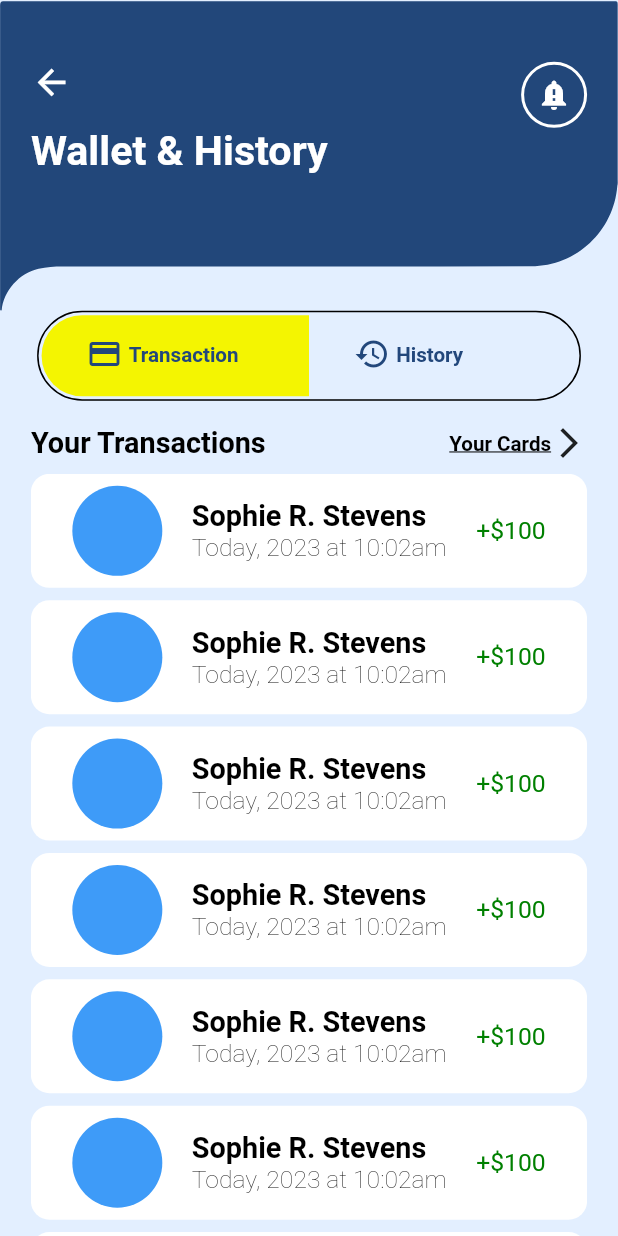
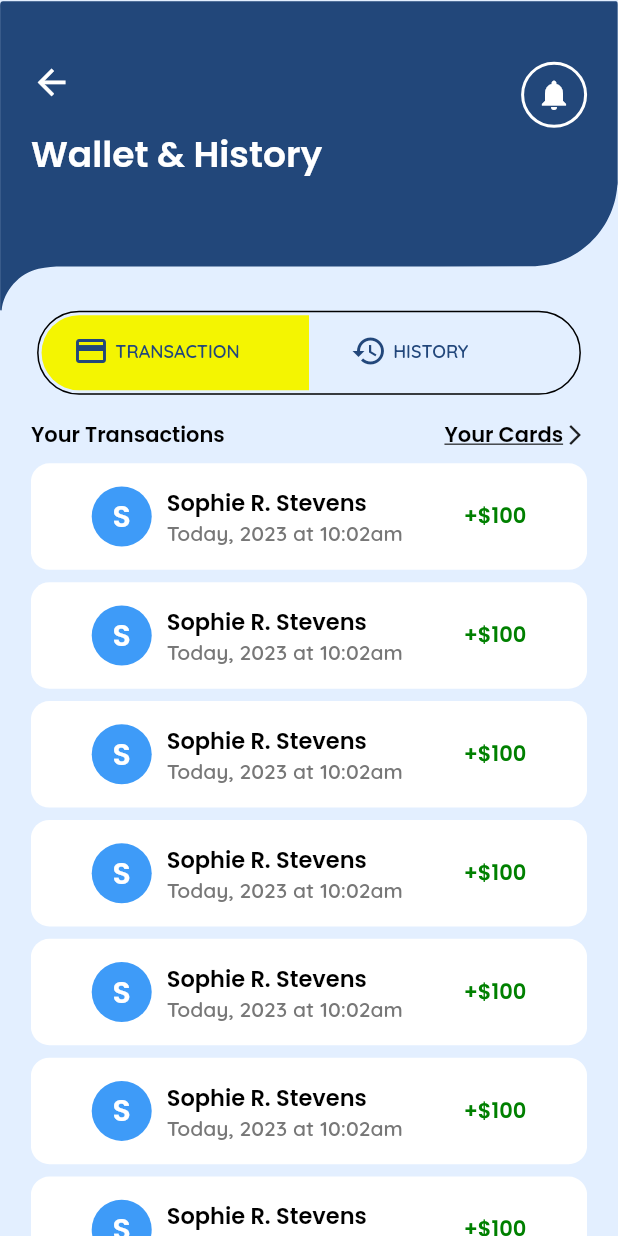
Before and after one commit to aditya-k8s/flue, a Flutter app: the BottomWalletHistory screen opened directly, on a phone screen of 412 x 824 dp. Run offline on Flutter 3.47's test engine with Material 2 defaults, Android fonts, the phone set to English and light mode, and no system bars; our stand-ins replace calendar_date_picker2, dio, dotted_border, dropdown_button2, flutter_bloc, flutter_credit_card and 7 more; missing offline and left inert: country_pickers, flutter_google_places; accounts and stored records are empty; project files that could hold a hidden picture were left out.

Commit message:
New changes commit

```diff
--- a/lib/Service_provider/Src/Bottom_Bar/Service_BottomBar_Screens/bottom_wallet_history(s).dart
+++ b/lib/Service_provider/Src/Bottom_Bar/Service_BottomBar_Screens/bottom_wallet_history(s).dart
@@ -3,6 +3,7 @@ import 'package:allohuggy/Service_provider/Utilities/colors.dart';
 import 'package:flutter/material.dart';
 import 'package:flutter_svg/svg.dart';
 import 'package:go_router/go_router.dart';
+import 'package:google_fonts/google_fonts.dart';
 import 'package:sizer/sizer.dart';
 
 class BottomWalletHistory extends StatefulWidget {
@@ -74,15 +75,15 @@ class _BottomWalletHistoryState extends State<BottomWalletHistory>
                                 child: Padding(
                                   padding: const EdgeInsets.all(8.0),
                                   child: Icon(
-                                    Icons.notification_important,
+                                    Icons.notifications,
                                     color: ColorX.whiteX,
                                   ),
                                 ))
                           ],
                         ),
                         Text('Wallet & History',
-                            style: TextStyle(
-                                fontSize: 20.sp,
+                            style: GoogleFonts.poppins(
+                                fontSize: 24,
                                 color: ColorX.whiteX,
                                 fontWeight: FontWeight.w600))
                       ],
@@ -120,7 +121,7 @@ class _BottomWalletHistoryState extends State<BottomWalletHistory>
                       controller: tabController,
                       tabs: [
                         Padding(
-                          padding: const EdgeInsets.all(14.0),
+                          padding: const EdgeInsets.only(left: 5.0, top: 10, bottom: 10),
                           child: Row(
                             children: [
                               Icon(
@@ -128,16 +129,16 @@ class _BottomWalletHistoryState extends State<BottomWalletHistory>
                                 color: ColorX.textColor,
                               ),
                               SizedBox(width: 1.w),
-                              Text('Transaction',
-                                  style: TextStyle(
+                              Text('TRANSACTION',
+                                  style: GoogleFonts.quicksand(
                                       color: ColorX.textColor,
                                       fontWeight: FontWeight.w600,
-                                      fontSize: 10.sp))
+                                      fontSize: 12))
                             ],
                           ),
                         ),
                         Padding(
-                          padding: const EdgeInsets.all(14.0),
+                          padding: const EdgeInsets.all(12.0),
                           child: Row(
                             children: [
                               Icon(
@@ -147,11 +148,11 @@ class _BottomWalletHistoryState extends State<BottomWalletHistory>
                               SizedBox(
                                 width: 1.w,
                               ),
-                              Text('History',
-                                  style: TextStyle(
+                              Text('HISTORY',
+                                  style: GoogleFonts.quicksand(
                                       color: ColorX.textColor,
                                       fontWeight: FontWeight.w600,
-                                      fontSize: 10.sp))
+                                      fontSize: 12))
                             ],
                           ),
                         )
@@ -186,10 +187,10 @@ class _BottomWalletHistoryState extends State<BottomWalletHistory>
               Row(
                 children: [
                   Text('Your Transactions',
-                      style: TextStyle(
-                          fontSize: 14.sp,
+                      style: GoogleFonts.poppins(
                           color: ColorX.blackX,
-                          fontWeight: FontWeight.w700)),
+                          fontWeight: FontWeight.w600,
+                          fontSize: 14)),
                 ],
               ),
               GestureDetector(
@@ -200,12 +201,12 @@ class _BottomWalletHistoryState extends State<BottomWalletHistory>
                 child: Row(
                   children: [
                     Text('Your Cards',
-                        style: TextStyle(
+                        style: GoogleFonts.poppins(
+                            color: ColorX.blackX,
                             decoration: TextDecoration.underline,
-                            fontSize: 10.sp,
-                            color: ColorX.blackX,
-                            fontWeight: FontWeight.w700)),
-                    const Icon(Icons.arrow_forward_ios)
+                            fontWeight: FontWeight.w600,
+                            fontSize: 14)),
+                    const Icon(Icons.arrow_forward_ios, size: 16, )
                   ],
                 ),
               )
@@ -225,7 +226,7 @@ class _BottomWalletHistoryState extends State<BottomWalletHistory>
                             color: Colors.white,
                             borderRadius: BorderRadius.circular(3.w)),
                         child: Padding(
-                         padding: const EdgeInsets.all(8.0),
+                          padding: const EdgeInsets.only(top: 15.0, bottom: 15),
                           child: SingleChildScrollView(
                             child: Column(
                               crossAxisAlignment: CrossAxisAlignment.start,
@@ -233,34 +234,42 @@ class _BottomWalletHistoryState extends State<BottomWalletHistory>
                                 Row(
                                   mainAxisAlignment: MainAxisAlignment.spaceEvenly,
                                   children: [
-                                   CircleAvatar(
-                                     backgroundColor: ColorX.underLineColor,
-                                     radius: 30,
+                                    Row(
+                                      children: [
+                                        Container(
+                                          decoration: BoxDecoration(
+                                              shape: BoxShape.circle,
+                                              color: ColorX.underLineColor
                                           ),
+                                          width: 40,
+                                          height: 40,
+                                          child: Center(child: Text("S",textAlign: TextAlign.center, style: GoogleFonts.poppins(fontSize: 20, fontWeight: FontWeight.w600, color: ColorX.whiteX),)),
+
+                                        ),
+                                        SizedBox(width: 10,),
                                         Column(
                                           crossAxisAlignment: CrossAxisAlignment.start,
                                           children: [
                                             Text('Sophie R. Stevens',
-                                           style: TextStyle(
-                                               fontSize: 14.sp,
+                                                style: GoogleFonts.poppins(
+                                                    fontSize: 15,
                                                     color: ColorX.blackX,
                                                     fontWeight: FontWeight.w600)),
                                             Text('Today, 2023 at 10:02am',
-                                           style: TextStyle(
-                                               fontSize: 12.sp,
-                                               color: ColorX.blackX,
-                                               fontWeight: FontWeight.w200))
+                                                style: GoogleFonts.quicksand(
+                                                    fontSize: 14,
+                                                    color: ColorX.grayX,
+                                                    fontWeight: FontWeight.w600))
                                           ],
                                         ),
-                                   Row(
-                                     children: [
+                                      ],
+                                    ),
+
                                     Text('+\$100',
-                                           style: TextStyle(
-                                               fontSize: 12.sp,
+                                        style: GoogleFonts.poppins(
+                                            fontSize: 14,
                                             color: Color(0xFF008000),
-                                               fontWeight: FontWeight.w400))
-                                     ],
-                                   )
+                                            fontWeight: FontWeight.w600))
                                   ],
                                 )
                               ],
@@ -290,8 +299,8 @@ class _BottomWalletHistoryState extends State<BottomWalletHistory>
         crossAxisAlignment: CrossAxisAlignment.start,
         children: [
           Text('Your History',
-              style: TextStyle(
-                  fontSize: 14.sp,
+              style: GoogleFonts.poppins(
+                  fontSize: 14,
                   color: ColorX.blackX,
                   fontWeight: FontWeight.w600)),
           SizedBox(
@@ -321,11 +330,11 @@ class _BottomWalletHistoryState extends State<BottomWalletHistory>
                                       backgroundColor: ColorX.textColor,
                                     ),
                                     SizedBox(
-                                    width: 3.w,
+                                      width: 1.w,
                                     ),
                                     Text('Date : 23April,2023',
-                                      style: TextStyle(
-                                          fontSize: 10.sp,
+                                        style: GoogleFonts.quicksand(
+                                            fontSize: 12,
                                             color: ColorX.blackX,
                                             fontWeight: FontWeight.w600))
                                   ],
@@ -346,20 +355,20 @@ class _BottomWalletHistoryState extends State<BottomWalletHistory>
                                         crossAxisAlignment: CrossAxisAlignment.start,
                                         children: [
                                           Text('Sophie R. Stevens',
-                                            style: TextStyle(
-                                                fontSize: 14.sp,
+                                              style: GoogleFonts.poppins(
+                                                  fontSize: 16,
                                                   color: ColorX.blackX,
                                                   fontWeight: FontWeight.w600)),
                                           Text('Service : Cleaning & Plumbing',
-                                            style: TextStyle(
-                                                fontSize: 12.sp,
+                                              style: GoogleFonts.quicksand(
+                                                  fontSize: 12,
                                                   color: ColorX.blackX,
-                                                fontWeight: FontWeight.w400)),
+                                                  fontWeight: FontWeight.w600)),
                                           Text('Status : Complete',
-                                            style: TextStyle(
-                                                fontSize: 12.sp,
+                                              style: GoogleFonts.quicksand(
+                                                  fontSize: 12,
                                                   color: ColorX.blackX,
-                                                fontWeight: FontWeight.w400)),
+                                                  fontWeight: FontWeight.w600)),
                                         ],
                                       ),
                                     )
@@ -381,8 +390,8 @@ class _BottomWalletHistoryState extends State<BottomWalletHistory>
                                             width: 2.w,
                                           ),
                                           Text('\$75.00',
-                                            style: TextStyle(
-                                                fontSize: 12.sp,
+                                              style: GoogleFonts.poppins(
+                                                  fontSize: 14,
                                                   color: ColorX.textColor,
                                                   fontWeight: FontWeight.w400)),
                                         ],
@@ -396,11 +405,11 @@ class _BottomWalletHistoryState extends State<BottomWalletHistory>
                                         child: Row(
                                           children: [
                                             Text('View Full Details',
-                                              style: TextStyle(
-                                                  fontSize: 12.sp,
+                                                style: GoogleFonts.quicksand(
+                                                    fontSize: 14,
                                                     color: ColorX.blackX,
-                                                  fontWeight: FontWeight.w400)),
-                                          Icon(Icons.arrow_forward_ios,size: 12.sp,color: ColorX.blackX,)
+                                                    fontWeight: FontWeight.w600)),
+                                            Icon(Icons.arrow_forward_ios,size: 15,color: ColorX.blackX,)
                                           ],
                                         ),
                                       ),
--- a/lib/Service_provider/Src/Helper_Screens/support_view.dart
+++ b/lib/Service_provider/Src/Helper_Screens/support_view.dart
@@ -45,6 +45,7 @@ class _SupportScreenState extends State<SupportScreen> {
                               size: 25.sp,
                               color: ColorX.whiteX,
                             )),
+                        SizedBox(height: 5,),
                         Text(
                           "Support",
                           style: GoogleFonts.poppins(fontSize: 24,fontWeight: FontWeight.w600,color: ColorX.buttonColor),
@@ -272,6 +273,7 @@ class _SupportScreenState extends State<SupportScreen> {
                               size: 25.sp,
                               color: ColorX.whiteX,
                             )),
+                        SizedBox(height: 5,),
                         Text(
                           "Support",
                           style: TextStyle(
--- a/lib/Service_provider/Src/Register_Bording_Screen/register_form_screen.dart
+++ b/lib/Service_provider/Src/Register_Bording_Screen/register_form_screen.dart
@@ -639,7 +639,10 @@ class _RegisterFormState extends State<RegisterForm> {
                SizedBox(
                  height: 1.h,
                ),
-               Text("Already have an account?",style: _textStyle,),
+               GestureDetector(onTap: (){
+                 GoRouter.of(context).pushNamed(MyAppRouteConstants.loginScreen);
+               },
+                   child: Text("Already have an account?",style: _textStyle,)),
                SizedBox(
                  height: 5.h,
                ),
--- a/lib/Service_provider/Utilities/colors.dart
+++ b/lib/Service_provider/Utilities/colors.dart
@@ -8,4 +8,5 @@ class ColorX  {
   static Color blackX = const Color(0XFF000000);
   static Color underLineColor = const Color(0xFF3E9BF8);
   static Color darkBlue = const Color(0xFF262628);
+  static Color grayX = const Color(0xFF777777);
 }
```
Also changed, not shown: lib/Service_provider/Src/Auth_Screens/login_screen.dart (+51 -19 lines), lib/Service_provider/Src/Bottom_Bar/Service_BottomBar_Screens/bottom_profile(s).dart (+25 -24 lines), lib/Service_provider/Src/Bottom_Bar/Service_BottomBar_Screens/bottom_service(s).dart (+110 -77 lines), lib/Service_provider/Src/Helper_Screens/bank_details.dart (+8 -9 lines), lib/Service_provider/Src/Helper_Screens/edit_profile.dart (+12 -6 lines), lib/Service_provider/Src/Payment_Bording/payment_view.dart (+4 -4 lines). Lines whose indentation alone changed are shown as unchanged.
